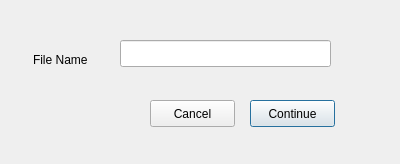
dragon540/Webber, file editor/newfile.ui: the form before one commit.
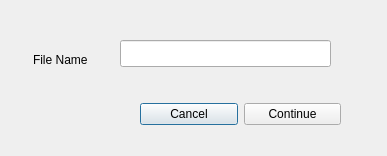
The form after the commit.

Patch:
```diff
--- a/editor/newfile.ui
+++ b/editor/newfile.ui
@@ -6,8 +6,8 @@
    <rect>
     <x>0</x>
     <y>0</y>
-    <width>400</width>
-    <height>164</height>
+    <width>387</width>
+    <height>156</height>
    </rect>
   </property>
   <property name="windowTitle">
@@ -36,31 +36,31 @@
     <string>File Name</string>
    </property>
   </widget>
-  <widget class="QPushButton" name="pushButton">
+  <widget class="QWidget" name="">
    <property name="geometry">
     <rect>
-     <x>250</x>
+     <x>140</x>
      <y>100</y>
-     <width>85</width>
-     <height>27</height>
+     <width>201</width>
+     <height>29</height>
     </rect>
    </property>
-   <property name="text">
-    <string>Continue</string>
-   </property>
-  </widget>
-  <widget class="QPushButton" name="pushButton_2">
-   <property name="geometry">
-    <rect>
-     <x>150</x>
-     <y>100</y>
-     <width>85</width>
-     <height>27</height>
-    </rect>
-   </property>
-   <property name="text">
-    <string>Cancel</string>
-   </property>
+   <layout class="QHBoxLayout" name="horizontalLayout">
+    <item>
+     <widget class="QPushButton" name="pushButton_2">
+      <property name="text">
+       <string>Cancel</string>
+      </property>
+     </widget>
+    </item>
+    <item>
+     <widget class="QPushButton" name="pushButton">
+      <property name="text">
+       <string>Continue</string>
+      </property>
+     </widget>
+    </item>
+   </layout>
   </widget>
  </widget>
  <resources/>
```
